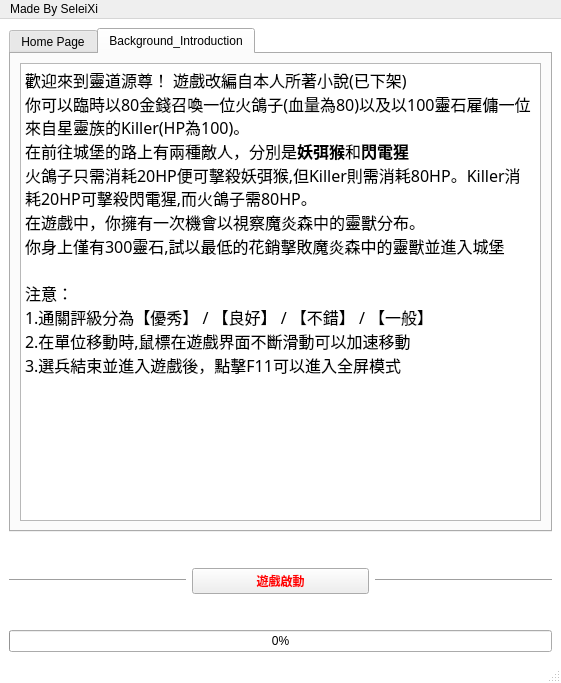
First picture: the form in menu2.ui, repository SeleiXi/lord-game, before the edit.
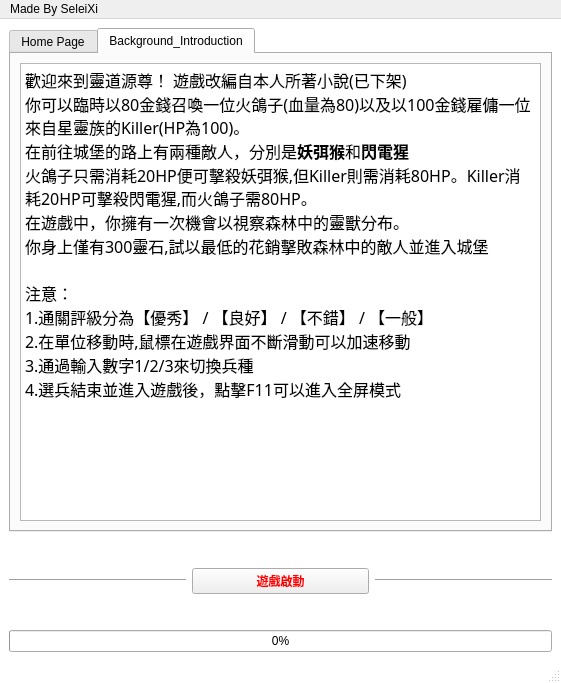
Second picture: the form after the edit. Icons and pictures are not drawn.

```diff
--- a/menu2.ui
+++ b/menu2.ui
@@ -82,16 +82,17 @@
 p, li { white-space: pre-wrap; }
 &lt;/style&gt;&lt;/head&gt;&lt;body style=&quot; font-family:'MiSans Heavy'; font-size:28pt; font-weight:600; font-style:normal;&quot;&gt;
 &lt;p style=&quot; margin-top:0px; margin-bottom:0px; margin-left:0px; margin-right:0px; -qt-block-indent:0; text-indent:0px;&quot;&gt;&lt;span style=&quot; font-size:12pt; font-weight:400;&quot;&gt;歡迎來到靈道源尊！ 遊戲改編自本人所著小說(已下架)&lt;/span&gt;&lt;/p&gt;
-&lt;p style=&quot; margin-top:0px; margin-bottom:0px; margin-left:0px; margin-right:0px; -qt-block-indent:0; text-indent:0px;&quot;&gt;&lt;span style=&quot; font-size:12pt; font-weight:400;&quot;&gt;你可以臨時以80金錢召喚一位火鴿子(血量為80)以及以100靈石雇傭一位來自星靈族的Killer(HP為100)。&lt;/span&gt;&lt;/p&gt;
+&lt;p style=&quot; margin-top:0px; margin-bottom:0px; margin-left:0px; margin-right:0px; -qt-block-indent:0; text-indent:0px;&quot;&gt;&lt;span style=&quot; font-size:12pt; font-weight:400;&quot;&gt;你可以臨時以80金錢召喚一位火鴿子(血量為80)以及以100金錢雇傭一位來自星靈族的Killer(HP為100)。&lt;/span&gt;&lt;/p&gt;
 &lt;p style=&quot; margin-top:0px; margin-bottom:0px; margin-left:0px; margin-right:0px; -qt-block-indent:0; text-indent:0px;&quot;&gt;&lt;span style=&quot; font-size:12pt; font-weight:400;&quot;&gt;在前往城堡的路上有兩種敵人，分別是&lt;/span&gt;&lt;span style=&quot; font-size:12pt;&quot;&gt;妖弭猴&lt;/span&gt;&lt;span style=&quot; font-size:12pt; font-weight:400;&quot;&gt;和&lt;/span&gt;&lt;span style=&quot; font-size:12pt;&quot;&gt;閃電猩&lt;/span&gt;&lt;/p&gt;
 &lt;p style=&quot; margin-top:0px; margin-bottom:0px; margin-left:0px; margin-right:0px; -qt-block-indent:0; text-indent:0px;&quot;&gt;&lt;span style=&quot; font-size:12pt; font-weight:400;&quot;&gt;火鴿子只需消耗20HP便可擊殺妖弭猴,但Killer則需消耗80HP。Killer消耗20HP可擊殺閃電猩,而火鴿子需80HP。&lt;/span&gt;&lt;/p&gt;
-&lt;p style=&quot; margin-top:0px; margin-bottom:0px; margin-left:0px; margin-right:0px; -qt-block-indent:0; text-indent:0px;&quot;&gt;&lt;span style=&quot; font-size:12pt; font-weight:400;&quot;&gt;在遊戲中，你擁有一次機會以視察魔炎森中的靈獸分布。&lt;/span&gt;&lt;/p&gt;
-&lt;p style=&quot; margin-top:0px; margin-bottom:0px; margin-left:0px; margin-right:0px; -qt-block-indent:0; text-indent:0px;&quot;&gt;&lt;span style=&quot; font-size:12pt; font-weight:400;&quot;&gt;你身上僅有300靈石,試以最低的花銷擊敗魔炎森中的靈獸並進入城堡&lt;/span&gt;&lt;/p&gt;
+&lt;p style=&quot; margin-top:0px; margin-bottom:0px; margin-left:0px; margin-right:0px; -qt-block-indent:0; text-indent:0px;&quot;&gt;&lt;span style=&quot; font-size:12pt; font-weight:400;&quot;&gt;在遊戲中，你擁有一次機會以視察森林中的靈獸分布。&lt;/span&gt;&lt;/p&gt;
+&lt;p style=&quot; margin-top:0px; margin-bottom:0px; margin-left:0px; margin-right:0px; -qt-block-indent:0; text-indent:0px;&quot;&gt;&lt;span style=&quot; font-size:12pt; font-weight:400;&quot;&gt;你身上僅有300靈石,試以最低的花銷擊敗森林中的敵人並進入城堡&lt;/span&gt;&lt;/p&gt;
 &lt;p style=&quot;-qt-paragraph-type:empty; margin-top:0px; margin-bottom:0px; margin-left:0px; margin-right:0px; -qt-block-indent:0; text-indent:0px; font-size:12pt; font-weight:400;&quot;&gt;&lt;br /&gt;&lt;/p&gt;
 &lt;p style=&quot; margin-top:0px; margin-bottom:0px; margin-left:0px; margin-right:0px; -qt-block-indent:0; text-indent:0px;&quot;&gt;&lt;span style=&quot; font-size:12pt; font-weight:400;&quot;&gt;注意：&lt;/span&gt;&lt;/p&gt;
 &lt;p style=&quot; margin-top:0px; margin-bottom:0px; margin-left:0px; margin-right:0px; -qt-block-indent:0; text-indent:0px;&quot;&gt;&lt;span style=&quot; font-size:12pt; font-weight:400;&quot;&gt;1.通關評級分為【優秀】 / 【良好】 / 【不錯】 / 【一般】&lt;/span&gt;&lt;/p&gt;
 &lt;p style=&quot; margin-top:0px; margin-bottom:0px; margin-left:0px; margin-right:0px; -qt-block-indent:0; text-indent:0px;&quot;&gt;&lt;span style=&quot; font-size:12pt; font-weight:400;&quot;&gt;2.在單位移動時,鼠標在遊戲界面不斷滑動可以加速移動&lt;/span&gt;&lt;/p&gt;
-&lt;p style=&quot; margin-top:0px; margin-bottom:0px; margin-left:0px; margin-right:0px; -qt-block-indent:0; text-indent:0px;&quot;&gt;&lt;span style=&quot; font-size:12pt; font-weight:400;&quot;&gt;3.選兵結束並進入遊戲後，點擊F11可以進入全屏模式&lt;/span&gt;&lt;/p&gt;&lt;/body&gt;&lt;/html&gt;</string>
+&lt;p style=&quot; margin-top:0px; margin-bottom:0px; margin-left:0px; margin-right:0px; -qt-block-indent:0; text-indent:0px;&quot;&gt;&lt;span style=&quot; font-size:12pt; font-weight:400;&quot;&gt;3.通過輸入數字1/2/3來切換兵種&lt;/span&gt;&lt;/p&gt;
+&lt;p style=&quot; margin-top:0px; margin-bottom:0px; margin-left:0px; margin-right:0px; -qt-block-indent:0; text-indent:0px;&quot;&gt;&lt;span style=&quot; font-size:12pt; font-weight:400;&quot;&gt;4.選兵結束並進入遊戲後，點擊F11可以進入全屏模式&lt;/span&gt;&lt;/p&gt;&lt;/body&gt;&lt;/html&gt;</string>
           </property>
          </widget>
         </item>
```
